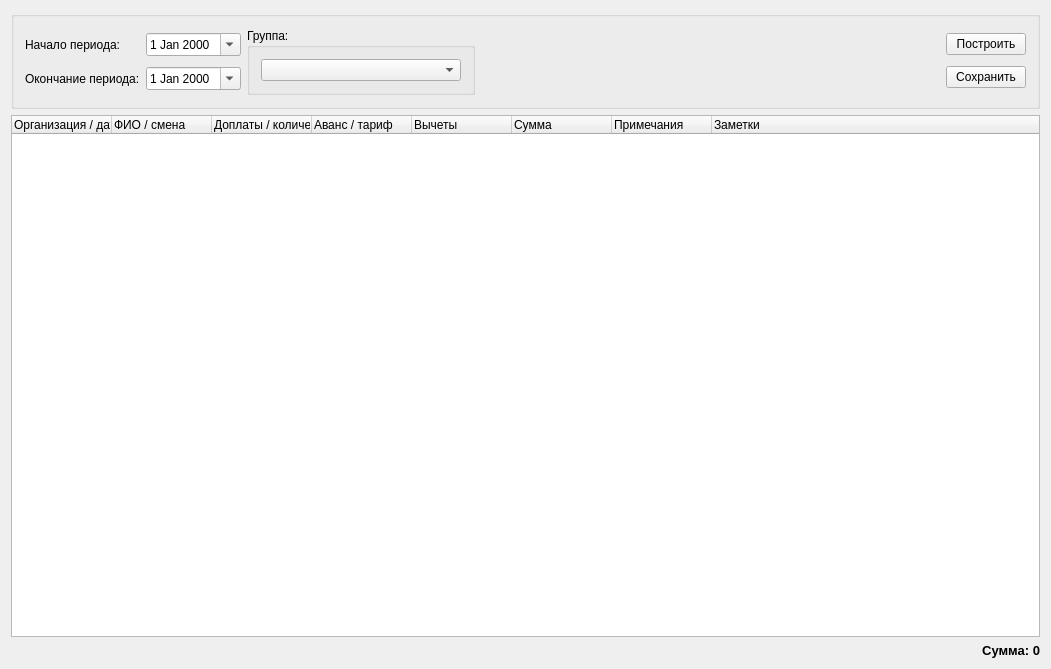
Old version of the form src/zprotokol.ui in the repository SergeyZaz/DSV.
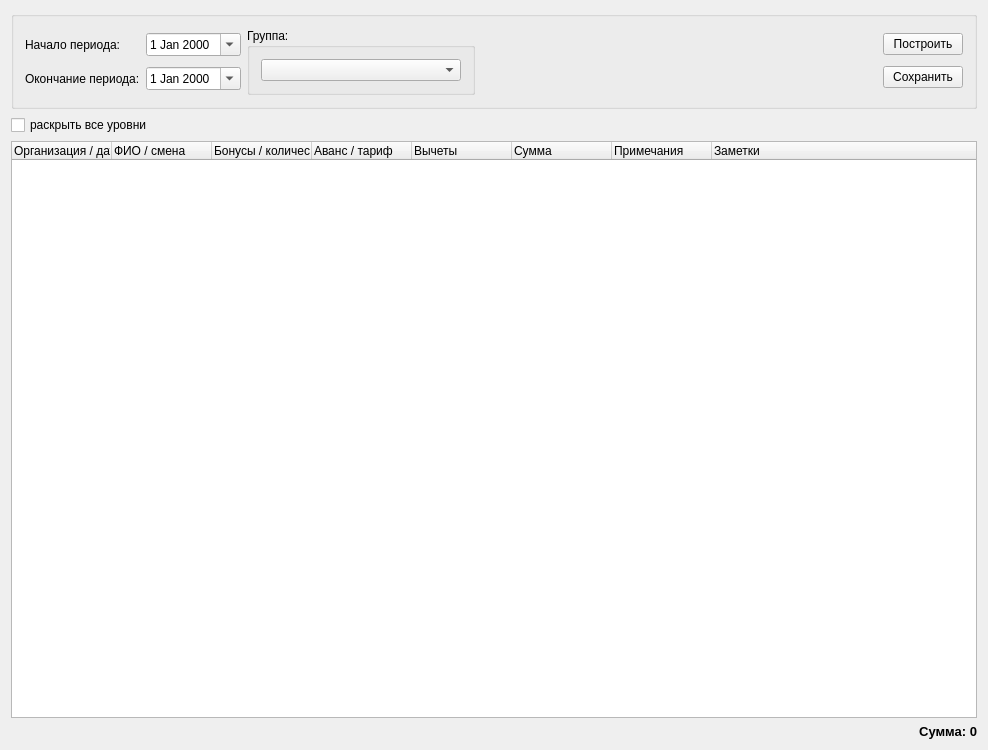
New version of the form. Icons and pictures are not drawn.

Patch:
```diff
--- a/src/zprotokol.ui
+++ b/src/zprotokol.ui
@@ -6,8 +6,8 @@
    <rect>
     <x>0</x>
     <y>0</y>
-    <width>1051</width>
-    <height>669</height>
+    <width>988</width>
+    <height>750</height>
    </rect>
   </property>
   <property name="windowTitle">
@@ -109,6 +109,13 @@
      </layout>
     </widget>
    </item>
+   <item>
+    <widget class="QCheckBox" name="ckbExpandAll">
+     <property name="text">
+      <string>раскрыть все уровни</string>
+     </property>
+    </widget>
+   </item>
    <item>
     <widget class="QTreeWidget" name="tree">
      <property name="sizePolicy">
@@ -132,7 +139,7 @@
      </column>
      <column>
       <property name="text">
-       <string>Доплаты / количество</string>
+       <string>Бонусы / количество</string>
       </property>
      </column>
      <column>
```
